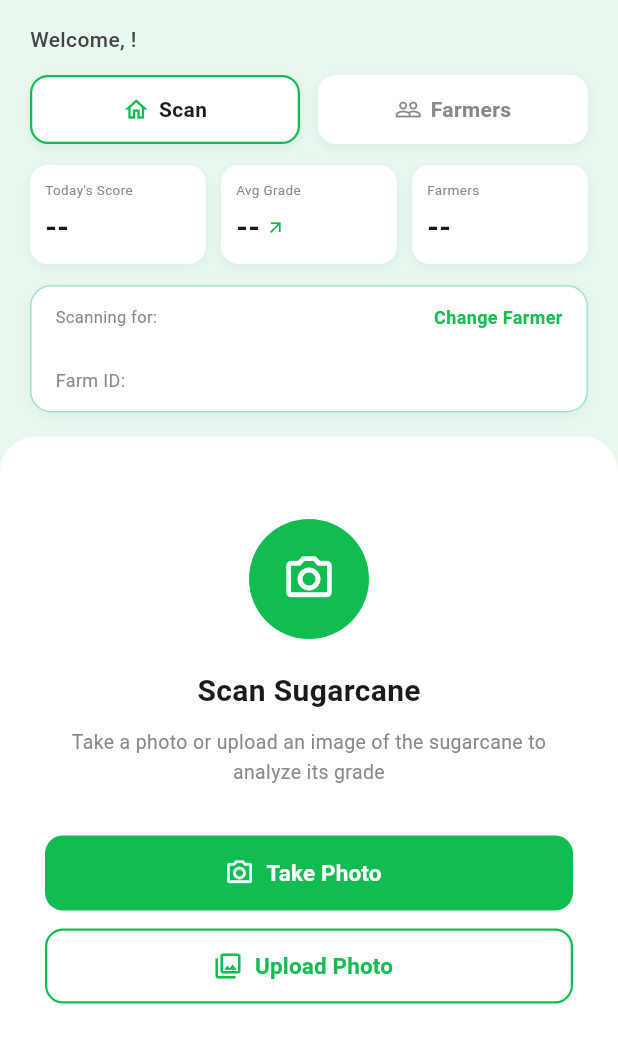
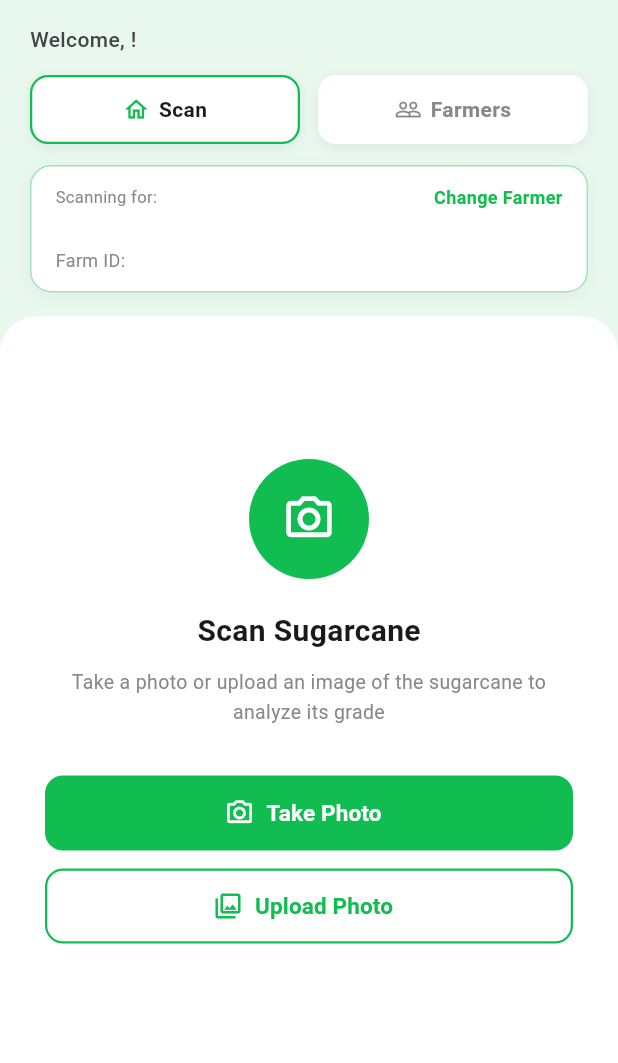
Before and after one commit to Angeloooww/CaneVision, a Flutter app: the ScanPage screen opened directly with empty values, on a phone screen of 412 x 824 dp, the part 90-1153 px from its top. Run offline on Flutter 3.47's test engine with Material 3 defaults, Android fonts, the phone set to English and light mode, and no system bars; our stand-ins replace cloud_firestore, firebase_auth, firebase_core, image_picker; accounts and stored records are empty.

Commit message:
changed scan page

```diff
--- a/lib/scan_page.dart
+++ b/lib/scan_page.dart
@@ -672,26 +672,7 @@ class _ScanPageState extends State<ScanPage> {
 
             const SizedBox(height: 14),
 
-            // ── Stats Row ─────────────────────────────────────────
-            Padding(
-              padding: const EdgeInsets.symmetric(horizontal: 20),
-              child: Row(
-                children: [
-                  _buildStatCard(
-                      label: "Today's Score",
-                      value: '--',
-                      showArrow: false),
-                  const SizedBox(width: 10),
-                  _buildStatCard(
-                      label: 'Avg Grade', value: '--', showArrow: true),
-                  const SizedBox(width: 10),
-                  _buildStatCard(
-                      label: 'Farmers', value: '--', showArrow: false),
-                ],
-              ),
-            ),
 
-            const SizedBox(height: 14),
 
             // ── Scanning For Card ─────────────────────────────────
             Padding(
```
